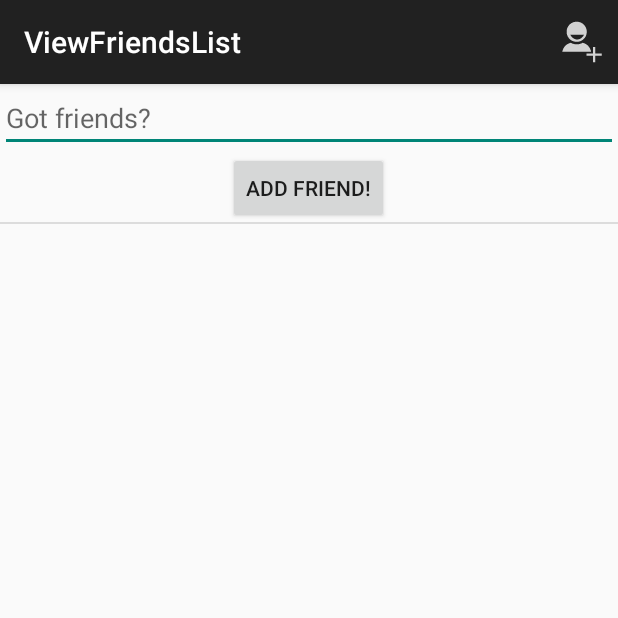
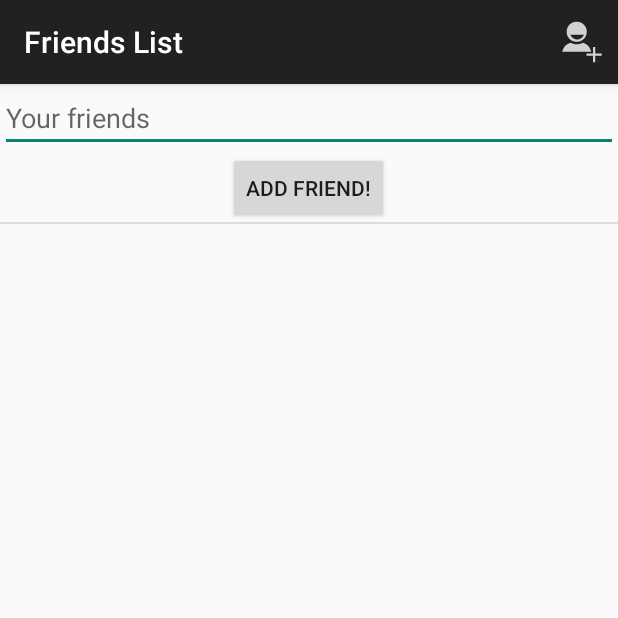
Before and after one commit to every821/mobile-shop-android-cs2340, an Android app: the ViewFriendsList screen opened directly, with no data from a screen before it, on a phone screen of 412 x 824 dp, the top half of it. Run offline under Robolectric (Android 15) with nearby library versions, the phone set to English and light mode, and no system bars; 2 statements that could not run were skipped.

Commit message:
Finished Friends List page

```diff
--- a/app/build.gradle
+++ b/app/build.gradle
@@ -18,9 +18,15 @@ android {
         }
     }
 }
+repositories {
+    maven { url 'http://clinker.47deg.com/nexus/content/groups/public' }
+}
 
 dependencies {
     compile fileTree(dir: 'libs', include: ['*.jar'])
     compile 'com.android.support:appcompat-v7:21.0.3'
     compile 'com.google.android.gms:play-services:6.5.87'
+    compile ('com.fortysevendeg.swipelistview:swipelistview:1.0-SNAPSHOT@aar') {
+        transitive = true
+    }
 }
--- a/app/src/main/AndroidManifest.xml
+++ b/app/src/main/AndroidManifest.xml
@@ -51,7 +51,7 @@
         </activity>
         <activity
             android:name=".ViewFriendsList"
-            android:label="@string/title_activity_view_friends_list" >
+            android:label= "Friends List" >
         </activity>
         <activity
             android:name=".MapsActivity"
--- a/app/src/main/res/layout/activity_view_friends_list.xml
+++ b/app/src/main/res/layout/activity_view_friends_list.xml
@@ -1,16 +1,13 @@
 <?xml version="1.0" encoding="utf-8"?>
-<RelativeLayout
-    xmlns:android="http://schemas.android.com/apk/res/android"
-    xmlns:tools="http://schemas.android.com/tools"
+<RelativeLayout xmlns:android="http://schemas.android.com/apk/res/android"
     android:layout_width="match_parent"
-    android:layout_height="match_parent" >
+    android:layout_height="match_parent">
 
     <EditText
         android:layout_width="match_parent"
         android:layout_height="wrap_content"
         android:id="@+id/VIEWFRIENDSLIST_EDITTEXT_ADDFRIEND"
-        android:hint="Got friends?" />
-
+        android:hint="Your friends" />
     <Button
         android:layout_width="wrap_content"
         android:layout_height="wrap_content"
--- a/app/src/main/res/menu/menu_view_friends_list.xml
+++ b/app/src/main/res/menu/menu_view_friends_list.xml
@@ -2,8 +2,12 @@
     xmlns:app="http://schemas.android.com/apk/res-auto"
     xmlns:tools="http://schemas.android.com/tools"
     tools:context=".ViewFriendsList">
-
-    <item android:id="@+id/action_add_friendslist" android:title="Add"
+    <item android:id="@+id/action_FRIENDSLIST_ICON_ADD"
+        android:title="Add"
+        android:actionViewClass="android.widget.SearchView"
         android:icon="@drawable/ic_action_add_person"
-        android:orderInCategory="100" app:showAsAction="always" />
+        android:actionLayout="@layout/friendslist_actionbar"
+        android:orderInCategory="100"
+        app:showAsAction="always|never">
+    </item>
 </menu>
```
Also changed, not shown: app/src/main/res/layout/dialog_search_users.xml (added, +18 -0 lines), app/src/main/res/layout/friendslist_actionbar.xml (added, +10 -0 lines), app/src/main/res/layout/users_list_item.xml (added, +24 -0 lines), 1 other file.
